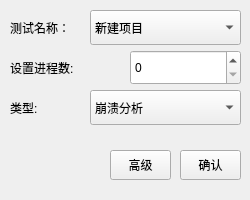
Before: the Qt Designer form ui/analyse.ui in tianmai1/minifuzz-bysj, drawn with Qt 5.
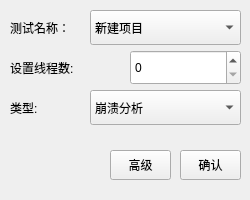
After: the same form once the commit is applied. Icons and pictures are not drawn.

```diff
--- a/ui/analyse.ui
+++ b/ui/analyse.ui
@@ -36,7 +36,7 @@
     </rect>
    </property>
    <property name="text">
-    <string>设置进程数:</string>
+    <string>设置线程数:</string>
    </property>
   </widget>
   <widget class="QComboBox" name="input_name">
```
